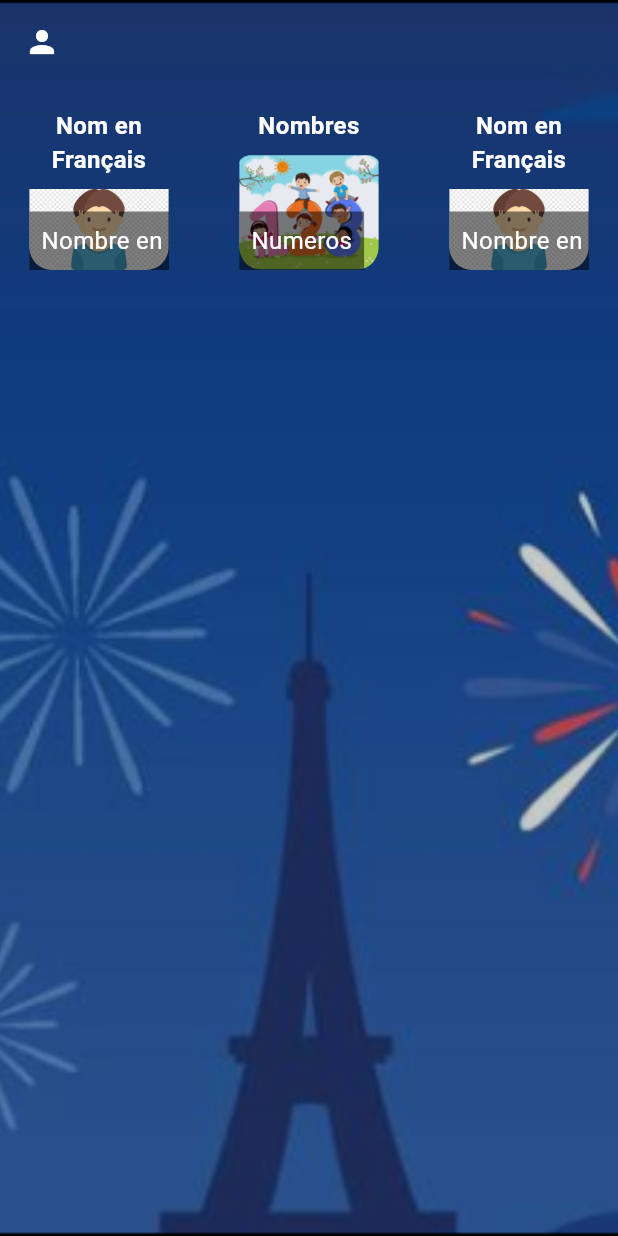
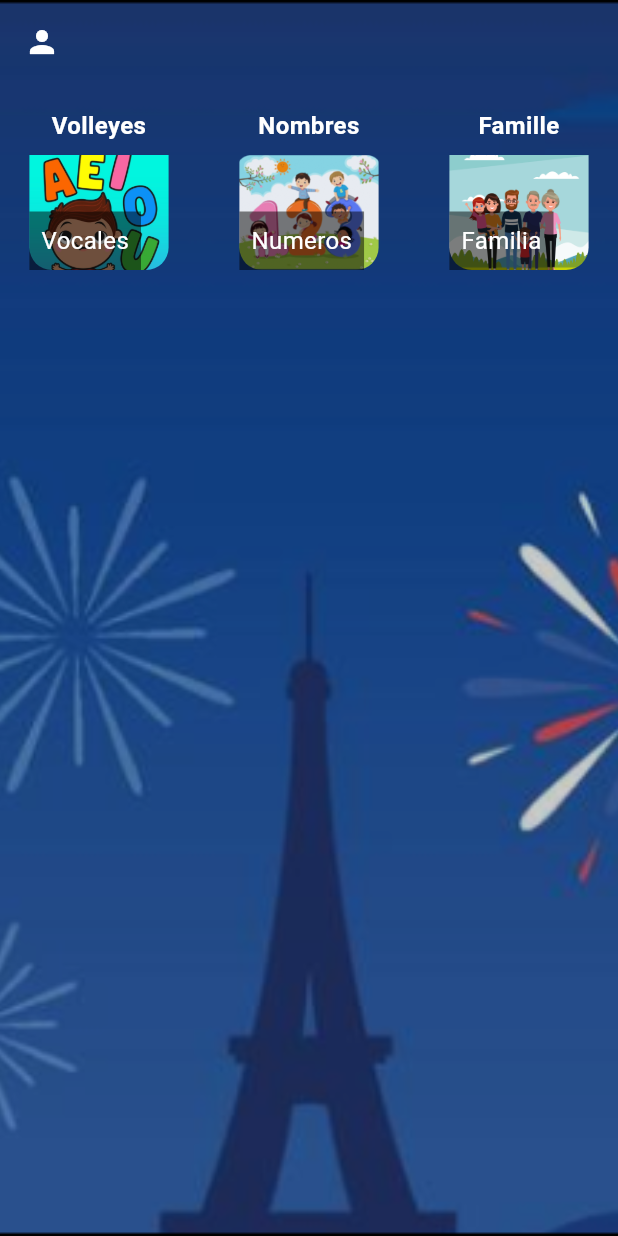
Before and after one commit to OscarCunduri22/FrenchApp, a Flutter app: the MainMenu screen opened directly, on a phone screen of 412 x 824 dp. Run offline on Flutter 3.47's test engine with Material 3 defaults, Android fonts, the phone set to English and light mode, and no system bars; our stand-ins replace audioplayers, rive.

Commit message:
add images

```diff
--- a/lib/screens/main_menu.dart
+++ b/lib/screens/main_menu.dart
@@ -58,9 +58,9 @@ class MainMenu extends StatelessWidget {
                     child: FractionallySizedBox(
                       widthFactor: 0.8, // Porcentaje del ancho disponible
                       child: GameCard(
-                        frName: 'Nom en Français',
-                        esName: 'Nombre en Español',
-                        imagePath: 'assets/images/default.png',
+                        frName: 'Volleyes',
+                        esName: 'Vocales',
+                        imagePath: 'assets/images/vocales.jpg',
                       ),
                     ),
                   ),
@@ -101,9 +101,9 @@ class MainMenu extends StatelessWidget {
                     child: FractionallySizedBox(
                       widthFactor: 0.8, // Porcentaje del ancho disponible
                       child: GameCard(
-                        frName: 'Nom en Français',
-                        esName: 'Nombre en Español',
-                        imagePath: 'assets/images/default.png',
+                        frName: 'Famille',
+                        esName: 'Familia',
+                        imagePath: 'assets/images/familia.jpg',
                       ),
                     ),
                   ),
```
Also changed, not shown: assets/images/familia.jpg (added), assets/images/vocales.jpg (added).
